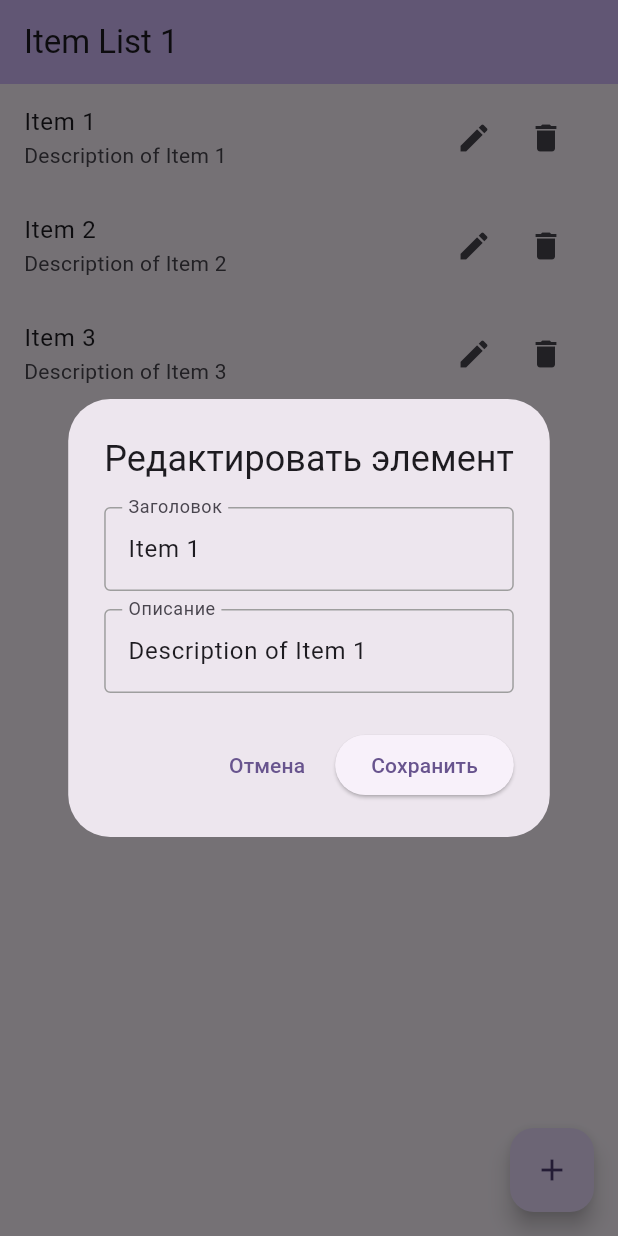
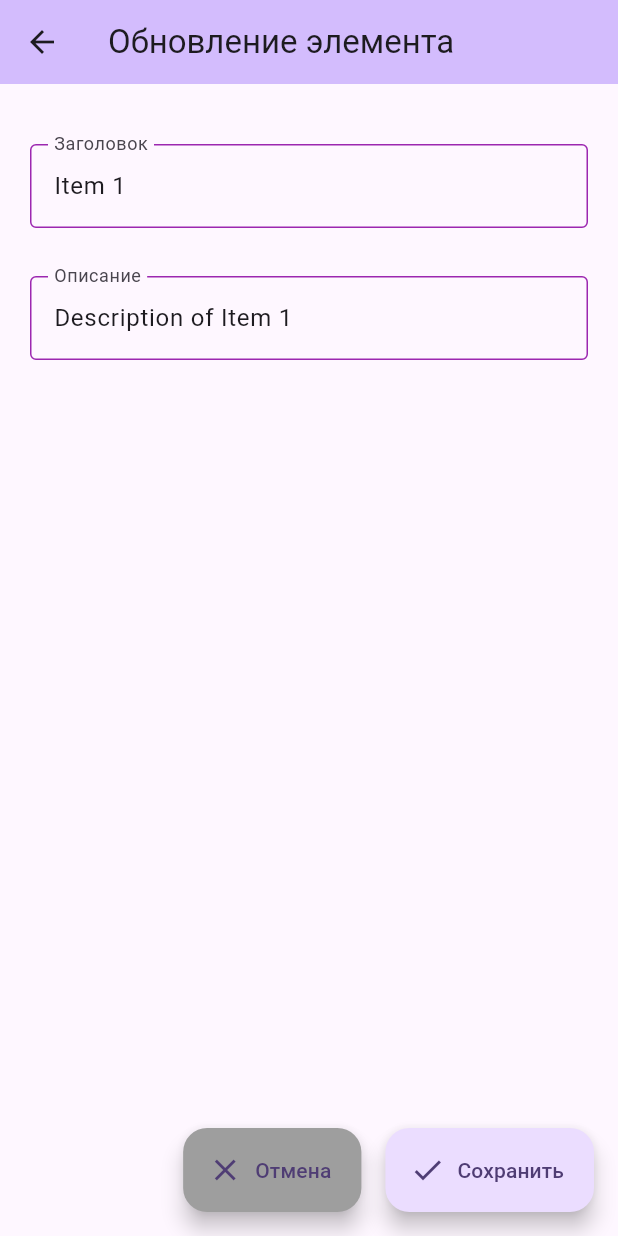
Before and after one commit to nikita-neural/TODO-Fist, a Flutter app: the screen it shows after launch, after a tap on the "edit" icon, on a phone screen of 412 x 824 dp. Run offline on Flutter 3.47's test engine with Material 3 defaults, Android fonts, the phone set to English and light mode, and no system bars.

Commit message:
update list

```diff
--- a/lib/entities/ItemDialog.dart
+++ /dev/null
@@ -1,150 +0,0 @@
-import 'package:flutter/material.dart';
-import 'package:list_app/pages/HomePage.dart';
-
-class ItemDialog extends StatefulWidget {
-  final Item? item;
-  final void Function(Item) onSubmit;
-  final String windowTitle;
-  final String submitButtonText;
-
-  const ItemDialog({
-    Key? key,
-    this.item,
-    required this.onSubmit,
-    required this.windowTitle,
-    required this.submitButtonText,
-  }) : super(key: key);
-
-  @override
-  State<ItemDialog> createState() => _ItemDialogState();
-}
-
-class _ItemDialogState extends State<ItemDialog> {
-  late TextEditingController titleController;
-  late TextEditingController descriptionController;
-  Color _fieldBorderColor = Colors.grey;
-  bool isFieldStatusShowing = false;
-  bool isFormValid = false;
-
-  void setColor() {
-    if (isFormValid) {
-      _setSuccessColor();
-    } else {
-      _setErrorColor();
-    }
-  }
-
-  void updateFields() {
-    isFormValid = titleController.text.isNotEmpty &&
-        descriptionController.text.isNotEmpty;
-    if (isFieldStatusShowing) {
-      setColor();
-    } else {
-      isFieldStatusShowing = true;
-    }
-  }
-
-  @override
-  void didChangeDependencies() {
-    super.didChangeDependencies();
-    titleController.addListener(updateFields);
-    descriptionController.addListener(updateFields);
-  }
-
-  @override
-  void dispose() {
-    titleController.removeListener(updateFields);
-    descriptionController.removeListener(updateFields);
-    titleController.dispose();
-    descriptionController.dispose();
-    super.dispose();
-  }
-
-  @override
-  void initState() {
-    super.initState();
-    titleController = TextEditingController(text: widget.item?.title ?? '');
-    descriptionController = TextEditingController(
-      text: widget.item?.description ?? '',
-    );
-  }
-
-  void _setErrorColor() {
-    setState(() {
-      _fieldBorderColor = Colors.red;
-    });
-  }
-
-  void _setSuccessColor() {
-    setState(() {
-      _fieldBorderColor = Colors.green;
-    });
-  }
-
-  @override
-  Widget build(BuildContext context) {
-    return AlertDialog(
-      title: Text(widget.windowTitle),
-      content: Column(
-        mainAxisSize: MainAxisSize.min,
-        children: [
-          TextField(
-            decoration: InputDecoration(
-              labelText: 'Заголовок',
-              enabledBorder: OutlineInputBorder(
-                borderSide: BorderSide(color: _fieldBorderColor),
-              ),
-              focusedBorder: OutlineInputBorder(
-                borderSide: BorderSide(color: _fieldBorderColor, width: 2.0),
-              ),
-            ),
-            controller: titleController,
-          ),
-          const SizedBox(height: 12),
-          TextField(
-            decoration: InputDecoration(
-              labelText: 'Описание',
-              enabledBorder: OutlineInputBorder(
-                borderSide: BorderSide(color: _fieldBorderColor),
-              ),
-              focusedBorder: OutlineInputBorder(
-                borderSide: BorderSide(color: _fieldBorderColor, width: 2.0),
-              ),
-            ),
-            controller: descriptionController,
-          ),
-        ],
-      ),
-      actions: [
-        TextButton(
-          onPressed: () => Navigator.of(context).pop(),
-          child: const Text('Отмена'),
-        ),
-        ElevatedButton(
-          onPressed: () {
-            final title = titleController.text;
-            final description = descriptionController.text;
-            if (title.isNotEmpty && description.isNotEmpty) {
-              widget.onSubmit(
-                Item(
-                  id: widget.item?.id ?? 0, // id задайте по-своему
-                  title: title,
-                  description: description,
-                ),
-              );
-              Navigator.of(context).pop();
-            } else {
-              _setErrorColor();
-              ScaffoldMessenger.of(context).showSnackBar(
-                const SnackBar(
-                  content: Text('Пожалуйста, заполните все поля.'),
-                ),
-              );
-            }
-          },
-          child: Text(widget.submitButtonText),
-        ),
-      ],
-    );
-  }
-}
--- a/lib/main.dart
+++ b/lib/main.dart
@@ -24,14 +24,8 @@ class MyApp extends StatelessWidget {
             successColor: Colors.green,
           ),
         ],
-        // errorColor and successColor are not standard ThemeData properties.
-        // To add custom colors, use extensions or define them in the colorScheme.
-        // Example of adding custom colors via extensions:
-        // Removed CustomColors extension as it is not defined.
-        // If you want to add custom colors, define a ThemeExtension and import it.
-
       ),
-      home: const HomePage(title: 'Item List 1'),
+      home: const HomePage(title: 'TODO List'),
     );
   }
 }
--- /dev/null
+++ b/lib/models/Item.dart
@@ -0,0 +1,13 @@
+class Item {
+  final String title;
+  final String description;
+  final int id;
+  final bool isDone;
+
+  Item({
+    required this.title,
+    required this.description,
+    required this.id,
+    required this.isDone,
+  });
+}
--- a/lib/pages/HomePage.dart
+++ b/lib/pages/HomePage.dart
@@ -1,6 +1,6 @@
-
 import 'package:flutter/material.dart';
-import 'package:list_app/entities/ItemDialog.dart';
+import 'package:list_app/pages/ItemDetailsPage.dart';
+import 'package:list_app/models/Item.dart';
 
 class HomePage extends StatefulWidget {
   const HomePage({super.key, required this.title});
@@ -11,22 +11,68 @@ class HomePage extends StatefulWidget {
   State<HomePage> createState() => _HomePageState();
 }
 
-class Item {
-  final String title;
-  final String description;
-  final int id;
+class _HomePageState extends State<HomePage> {
+  final List<Item> _items = [
+    Item(
+      title: "Item 1",
+      description: "Description of Item 1",
+      id: 1,
+      isDone: false,
+    ),
+    Item(
+      title: "Item 2",
+      description: "Description of Item 2",
+      id: 2,
+      isDone: true,
+    ),
+    Item(
+      title: "Item 3",
+      description: "Description of Item 3",
+      id: 3,
+      isDone: false,
+    ),
+  ];
 
-  Item({required this.title, required this.description, required this.id});
+  int getUniqueId() {
+    return _items.isNotEmpty
+        ? _items.map((e) => e.id).reduce((a, b) => a > b ? a : b) + 1
+        : 1;
   }
 
-class _HomePageState extends State<HomePage> {
+  void handleUpdateButton(int index) {
+    Navigator.of(context).push(
+      MaterialPageRoute(
+        builder: (context) => ItemDetailsPage(
+          pageTitle: 'Обновление элемента',
+          submitButtonText: 'Сохранить',
+          item: _items[index],
+          onSubmit: _updateItem,
+        ),
+      ),
+    );
+  }
 
-  final List<Item> _items = [
-    Item(title: "Item 1", description: "Description of Item 1", id: 1),
-    Item(title: "Item 2", description: "Description of Item 2", id: 2),
-    Item(title: "Item 3", description: "Description of Item 3", id: 3),
-  ];
+  void handleRemoveButton(int index) {
+    _removeItem(_items[index].id);
+  }
 
+  void handleAddButton() {
+    Navigator.of(context).push(
+      MaterialPageRoute(
+        builder: (context) => ItemDetailsPage(
+          pageTitle: 'Добавление элемента',
+          submitButtonText: 'Добавить',
+          item: Item(
+            title: '',
+            description: '',
+            id: getUniqueId(),
+            isDone: false,
+          ),
+          onSubmit: _addItem,
+        ),
+      ),
+    );
+  }
 
   void _addItem(Item item) {
     setState(() {
@@ -41,12 +87,23 @@ class _HomePageState extends State<HomePage> {
   }
 
   void _updateItem(Item item) {
-    setState(()  {
+    setState(() {
       final index = _items.indexWhere((i) => i.id == item.id);
       if (index != -1) {
         _items[index] = item;
       }
     });
+  }
+
+  void _updateIsDoneProperty(Item item) {
+   Item newItem = Item(
+      description: item.description,
+      title: item.title,
+      id: item.id,
+      isDone: !item.isDone,
+    );
+
+    _updateItem(newItem);
   }
 
   @override
@@ -59,48 +116,35 @@ class _HomePageState extends State<HomePage> {
       body: Center(
         child: ListView.builder(
           itemCount: _items.length,
-          itemBuilder: (context,index) {
+          itemBuilder: (context, index) {
             return ListTile(
+              leading: Checkbox(
+                value: _items[index].isDone,
+                onChanged: (bool? value) {
+                 _updateIsDoneProperty(_items[index]);
+                },
+              ),
               title: Text(_items[index].title),
               subtitle: Text(_items[index].description),
               trailing: Row(
                 mainAxisSize: MainAxisSize.min,
-                children: [IconButton(
+                children: [
+                  IconButton(
                     icon: const Icon(Icons.edit),
-                onPressed: () {
-                  showDialog(
-                    context: context,
-                    builder: (context) {
-                      return ItemDialog(
-                        windowTitle: 'Редактировать элемент',
-                        submitButtonText: 'Сохранить',
-                        item: _items[index],
-                        onSubmit: _updateItem,
-                      );
-                    },
-                  );
-                },
-              ),IconButton(
+                    onPressed: () => handleUpdateButton(index),
+                  ),
+                  IconButton(
                     icon: const Icon(Icons.delete),
-                onPressed: () => _removeItem(_items[index].id),
-              ),],)
+                    onPressed: () => handleRemoveButton(index),
+                  ),
+                ],
+              ),
             );
           },
         ),
       ),
       floatingActionButton: FloatingActionButton(
-          onPressed: () {
-            showDialog(
-              context: context,
-              builder: (context) {
-                return ItemDialog(
-                  windowTitle: 'Добавить элемент',
-                  submitButtonText: 'Добавить',
-                  onSubmit: _addItem,
-                );
-              },
-            );
-      },
+        onPressed: handleAddButton,
         tooltip: 'Добавить',
         child: const Icon(Icons.add),
       ),
--- a/lib/pages/ItemDetailsPage.dart
+++ b/lib/pages/ItemDetailsPage.dart
@@ -0,0 +1,142 @@
+import 'package:flutter/material.dart';
+import 'package:list_app/models/Item.dart';
+import 'package:list_app/shared/TextInput.dart';
+
+class ItemDetailsPage extends StatefulWidget {
+  final Item item;
+  final void Function(Item) onSubmit;
+  final String pageTitle;
+  final String submitButtonText;
+
+  const ItemDetailsPage({
+    required this.item,
+    required this.onSubmit,
+    required this.pageTitle,
+    required this.submitButtonText,
+    super.key,
+  });
+
+  @override
+  State<ItemDetailsPage> createState() => _ItemDetailsPageState();
+}
+
+class _ItemDetailsPageState extends State<ItemDetailsPage> {
+  late TextEditingController titleController;
+  late TextEditingController descriptionController;
+  bool isFieldStatusShowing = false;
+  bool isTitleValid = false;
+  bool isTitleInputError = false;
+  bool isTitleInputSuccess = false;
+  bool validateTitleField() => titleController.text.isNotEmpty;
+
+  void updateTitleFieldStatus() {
+    if (isFieldStatusShowing) {
+      setState(() {
+        isTitleInputError = !isTitleValid;
+        isTitleInputSuccess = isTitleValid;
+      });
+    }
+  }
+
+  void updateFields() {
+    isTitleValid = validateTitleField();
+    updateTitleFieldStatus();
+  }
+
+  void submitButtonHandler() {
+    isFieldStatusShowing = true;
+    updateTitleFieldStatus();
+    if (isTitleValid) {
+      widget.onSubmit(
+        Item(
+          id: widget.item.id,
+          title: titleController.text,
+          description: descriptionController.text,
+          isDone: widget.item.isDone,
+        ),
+      );
+      Navigator.of(context).pop();
+    }
+  }
+
+  void canselButtonHandler() {
+    Navigator.of(context).pop();
+  }
+
+  @override
+  void didChangeDependencies() {
+    super.didChangeDependencies();
+    titleController.addListener(updateFields);
+    descriptionController.addListener(updateFields);
+  }
+
+  @override
+  void dispose() {
+    titleController.removeListener(updateFields);
+    descriptionController.removeListener(updateFields);
+    titleController.dispose();
+    descriptionController.dispose();
+    super.dispose();
+  }
+
+  @override
+  void initState() {
+    super.initState();
+    titleController = TextEditingController(text: widget.item.title);
+    descriptionController = TextEditingController(
+      text: widget.item.description,
+    );
+  }
+
+  @override
+  Widget build(BuildContext context) {
+    return Scaffold(
+      appBar: AppBar(
+        backgroundColor: Theme.of(context).colorScheme.inversePrimary,
+        title: Text(widget.pageTitle),
+      ),
+      body: Padding(
+        padding: const EdgeInsets.only(left: 20, right: 20, top: 40),
+        child: Column(
+          mainAxisSize: MainAxisSize.min,
+
+          children: [
+            TextInput(
+              controller: titleController,
+              label: "Заголовок",
+              isError: isTitleInputError,
+              isSuccess: isTitleInputSuccess,
+              errorText: "Поле обязательно",
+            ),
+
+            TextInput(
+              controller: descriptionController,
+              label: "Описание",
+              isMultiline: true,
+              minLines: 1,
+              maxLines: 10,
+            ),
+          ],
+        ),
+      ),
+
+      floatingActionButton: Row(
+        mainAxisAlignment: MainAxisAlignment.end,
+        children: [
+          FloatingActionButton.extended(
+            onPressed: canselButtonHandler,
+            label: const Text('Отмена'),
+            icon: const Icon(Icons.close),
+            backgroundColor: Colors.grey,
+          ),
+          const SizedBox(width: 16),
+          FloatingActionButton.extended(
+            onPressed: submitButtonHandler,
+            label: Text(widget.submitButtonText),
+            icon: const Icon(Icons.check),
+          ),
+        ],
+      ),
+    );
+  }
+}
--- /dev/null
+++ b/lib/shared/TextInput.dart
@@ -0,0 +1,90 @@
+import 'package:flutter/material.dart';
+
+class TextInput extends StatefulWidget {
+  final TextEditingController controller;
+  final bool? isSuccess;
+  final bool? isError;
+  final String? errorText;
+  final int? minLines;
+  final int? maxLines;
+  final bool? isMultiline;
+
+  final String label;
+  const TextInput({
+    required this.controller,
+    this.isSuccess,
+    this.isError,
+    this.errorText,
+    required this.label,
+    this.minLines,
+    this.maxLines,
+    this.isMultiline,
+    super.key,
+  });
+
+  @override
+  State<TextInput> createState() => _TextInputState();
+}
+
+class _TextInputState extends State<TextInput> {
+  Color borderColor = Colors.purple;
+
+  @override
+  void didUpdateWidget(covariant TextInput oldWidget) {
+    super.didUpdateWidget(oldWidget);
+
+    setState(() {
+      if (widget.isError == true) {
+        borderColor = Colors.red;
+      } else if (widget.isSuccess == true) {
+        borderColor = Colors.green;
+      } else {
+        borderColor = Colors.purple;
+      }
+    });
+  }
+
+  @override
+  Widget build(BuildContext context) {
+    return Column(
+      children: [
+        TextField(
+          controller: widget.controller,
+          maxLines: widget.isMultiline == true ? (widget.maxLines ?? 3) : 1,
+          minLines: widget.isMultiline == true ? (widget.minLines ?? 1) : null,
+          keyboardType: widget.isMultiline == true
+              ? TextInputType.multiline
+              : TextInputType.text,
+          decoration: InputDecoration(
+            labelText: widget.label,
+            alignLabelWithHint: false, // label всегда сверху
+            floatingLabelAlignment: FloatingLabelAlignment.start, // прикрепить к верху
+            enabledBorder: OutlineInputBorder(
+              borderSide: BorderSide(color: borderColor),
+            ),
+            focusedBorder: OutlineInputBorder(
+              borderSide: BorderSide(color: borderColor, width: 2.0),
+            ),
+          ),
+        ),
+
+        AnimatedOpacity(
+          opacity: widget.isError == true ? 1.0 : 0.0,
+          duration: const Duration(milliseconds: 200),
+          child: Padding(
+            padding: const EdgeInsets.only(
+              bottom: 15.0,
+            ), // уменьшил отступ сверху
+            child: Align(
+              alignment: Alignment.centerLeft,
+              child: Text(
+                widget.errorText ?? '',
+                style: TextStyle(color: Colors.red, fontSize: 12),
+              ),
+            ),
+          ),
+        ),
+      ],
+    );
+  }
+}
```
Also changed, not shown: lib/entities/ItemCreator.dart (deleted), lib/entities/ItemDisplay.dart (deleted), 1 other file. Lines whose indentation alone changed are shown as unchanged.
